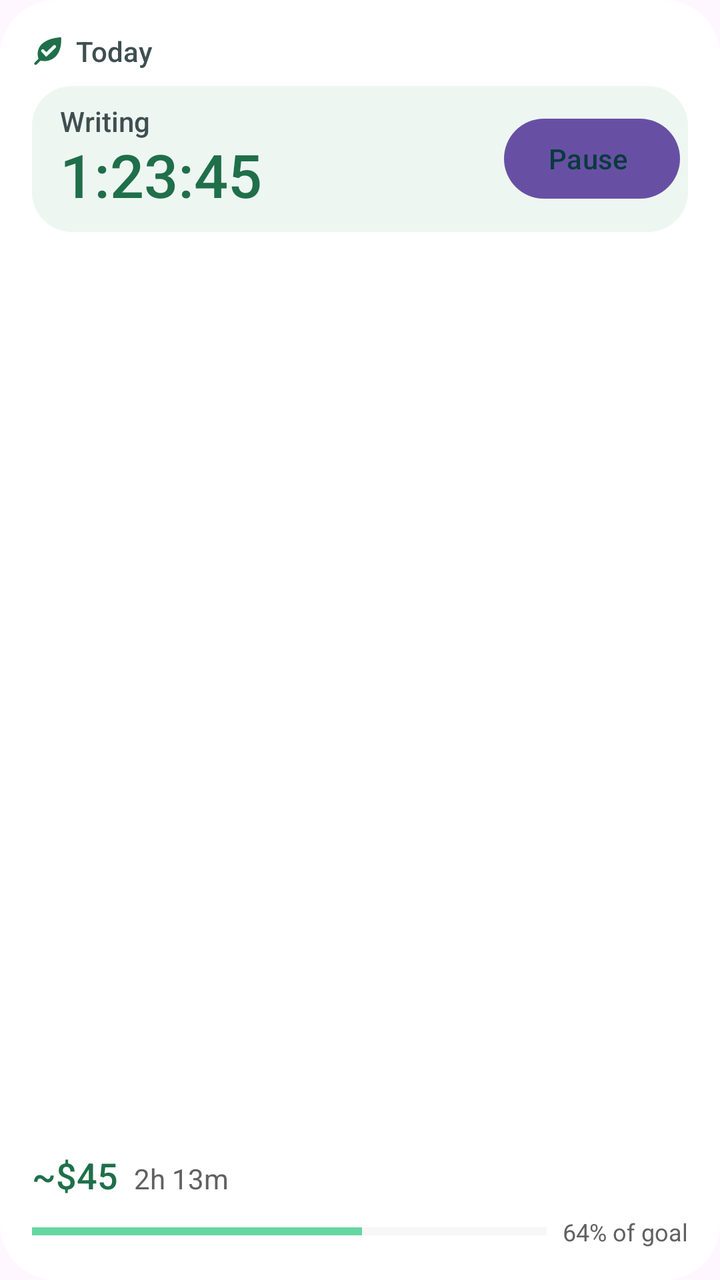
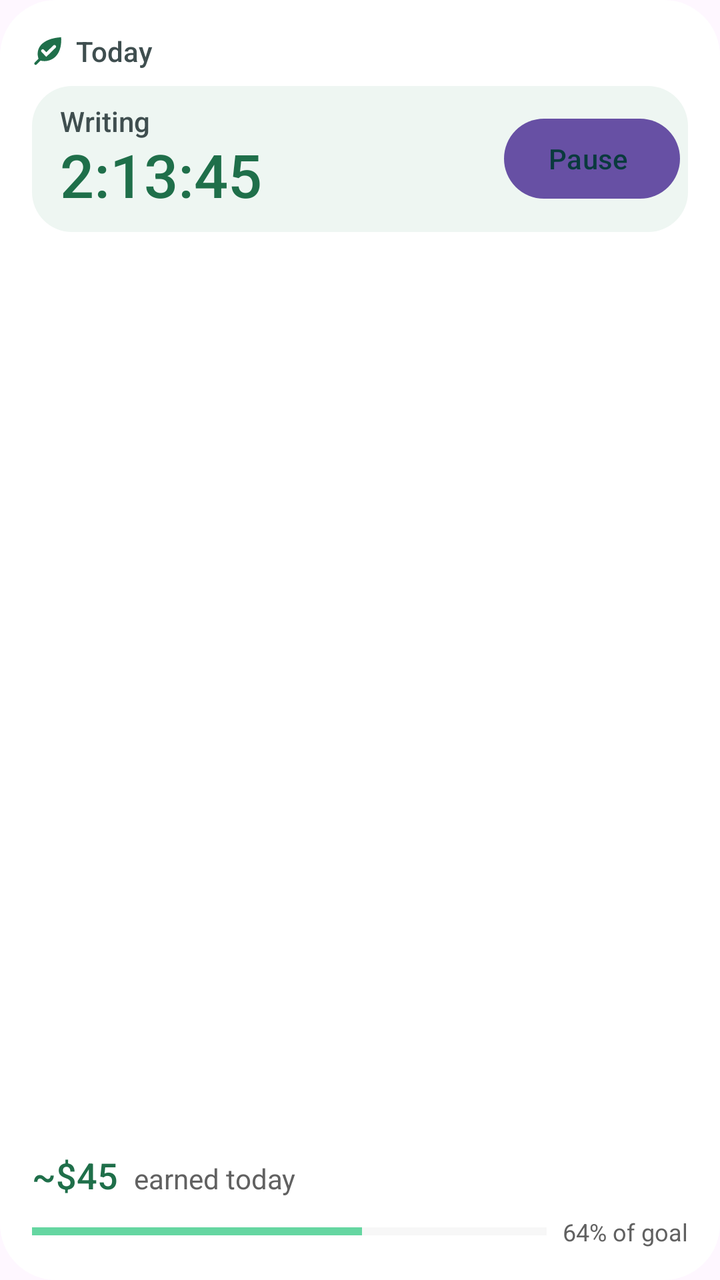

Two renders of the same Android screen: before a commit and after it. Below are the layout's source before the change and the commit's diff.
<!-- AndroidManifest.xml: application theme Theme.taskmint -->
<!-- res/layout/widget_today_preview.xml -->
<?xml version="1.0" encoding="utf-8"?>
<LinearLayout xmlns:android="http://schemas.android.com/apk/res/android"
    android:layout_width="match_parent"
    android:layout_height="match_parent"
    android:background="@drawable/widget_background"
    android:orientation="vertical"
    android:padding="@dimen/widget_padding">

    <LinearLayout
        android:layout_width="match_parent"
        android:layout_height="wrap_content"
        android:gravity="center_vertical"
        android:orientation="horizontal">

        <ImageView
            android:layout_width="16dp"
            android:layout_height="16dp"
            android:src="@drawable/ic_stat_taskmint"
            android:tint="@color/widget_accent" />

        <TextView
            style="@style/TaskMintWidget.Title"
            android:layout_width="0dp"
            android:layout_height="wrap_content"
            android:layout_marginStart="6dp"
            android:layout_weight="1"
            android:text="@string/widget_today_label" />
    </LinearLayout>

    <LinearLayout
        android:layout_width="match_parent"
        android:layout_height="wrap_content"
        android:layout_marginTop="8dp"
        android:background="@drawable/widget_inner"
        android:gravity="center_vertical"
        android:orientation="horizontal"
        android:paddingStart="14dp"
        android:paddingTop="8dp"
        android:paddingEnd="4dp"
        android:paddingBottom="8dp">

        <LinearLayout
            android:layout_width="0dp"
            android:layout_height="wrap_content"
            android:layout_weight="1"
            android:orientation="vertical">

            <TextView
                style="@style/TaskMintWidget.Title"
                android:layout_width="wrap_content"
                android:layout_height="wrap_content"
                android:text="Writing" />

            <TextView
                style="@style/TaskMintWidget.Clock"
                android:layout_width="wrap_content"
                android:layout_height="38dp"
                android:gravity="center_vertical"
                android:text="1:23:45" />
        </LinearLayout>

        <Button
            style="@style/TaskMintWidget.Button"
            android:layout_width="wrap_content"
            android:layout_marginStart="8dp"
            android:drawableStart="@drawable/ic_widget_pause"
            android:text="@string/widget_pause" />
    </LinearLayout>

    <FrameLayout
        android:layout_width="match_parent"
        android:layout_height="0dp"
        android:layout_weight="1"
        android:minHeight="10dp" />

    <LinearLayout
        android:layout_width="match_parent"
        android:layout_height="wrap_content"
        android:baselineAligned="true"
        android:orientation="horizontal">

        <TextView
            style="@style/TaskMintWidget.Figure"
            android:layout_width="wrap_content"
            android:layout_height="wrap_content"
            android:text="~$45" />

        <TextView
            style="@style/TaskMintWidget.Secondary"
            android:layout_width="wrap_content"
            android:layout_height="wrap_content"
            android:layout_marginStart="8dp"
            android:text="2h 13m" />
    </LinearLayout>

    <LinearLayout
        android:layout_width="match_parent"
        android:layout_height="wrap_content"
        android:layout_marginTop="8dp"
        android:gravity="center_vertical"
        android:orientation="horizontal">

        <ProgressBar
            style="@style/TaskMintWidget.Goal"
            android:layout_width="0dp"
            android:layout_height="6dp"
            android:layout_weight="1"
            android:progress="64" />

        <TextView
            style="@style/TaskMintWidget.Caption"
            android:layout_width="wrap_content"
            android:layout_height="wrap_content"
            android:layout_marginStart="8dp"
            android:text="64% of goal" />
    </LinearLayout>
</LinearLayout>
<!-- resources referenced by this layout -->
<resources>
  <color name="widget_accent">#FF1F6F4A</color>
  <dimen name="widget_padding">16dp</dimen>
  <!-- drawable ic_widget_pause (drawable) -->
  <?xml version="1.0" encoding="utf-8"?>
  <vector xmlns:android="http://schemas.android.com/apk/res/android"
      android:width="20dp"
      android:height="20dp"
      android:viewportWidth="24"
      android:viewportHeight="24">
      <path
          android:fillColor="@color/widget_button_text"
          android:pathData="M6,19h4V5H6v14zM14,5v14h4V5h-4z" />
  </vector>
  <!-- drawable widget_background (drawable) -->
  <?xml version="1.0" encoding="utf-8"?>
  <shape xmlns:android="http://schemas.android.com/apk/res/android" android:shape="rectangle">
      <solid android:color="@color/widget_background" />
      <corners android:radius="@dimen/widget_radius" />
  </shape>
  <!-- drawable widget_inner (drawable) -->
  <?xml version="1.0" encoding="utf-8"?>
  <shape xmlns:android="http://schemas.android.com/apk/res/android" android:shape="rectangle">
      <solid android:color="@color/widget_surface" />
      <corners android:radius="@dimen/widget_inner_radius" />
  </shape>
  <string name="widget_pause">Pause</string>
  <string name="widget_today_label">Today</string>
  <style name="TaskMintWidget.Caption">
          <item name="android:textColor">@color/widget_text_secondary</item>
          <item name="android:textSize">12sp</item>
          <item name="android:singleLine">true</item>
          <item name="android:ellipsize">end</item>
          <item name="android:fontFeatureSettings">tnum</item>
      </style>
  <style name="TaskMintWidget.Clock" parent="TaskMintWidget.Hero">
          <item name="android:textSize">30sp</item>
      </style>
  <style name="TaskMintWidget.Figure">
          <item name="android:textColor">@color/widget_accent</item>
          <item name="android:textSize">18sp</item>
          <item name="android:fontFamily">sans-serif-medium</item>
          <item name="android:fontFeatureSettings">tnum</item>
          <item name="android:singleLine">true</item>
      </style>
  <style name="TaskMintWidget.Secondary">
          <item name="android:textColor">@color/widget_text_secondary</item>
          <item name="android:textSize">14sp</item>
          <item name="android:singleLine">true</item>
          <item name="android:ellipsize">end</item>
      </style>
  <style name="TaskMintWidget.Title">
          <item name="android:textColor">@color/widget_text</item>
          <item name="android:textSize">14sp</item>
          <item name="android:fontFamily">sans-serif-medium</item>
          <item name="android:singleLine">true</item>
          <item name="android:ellipsize">end</item>
      </style>
  <style name="Theme.taskmint" parent="Theme.Material3.DayNight.NoActionBar">
          
      </style>
  <color name="widget_button_text">#FF0A3A3E</color>
  <color name="widget_background">#FFFFFFFF</color>
  <dimen name="widget_radius">20dp</dimen>
  <color name="widget_surface">#FFEEF6F2</color>
  <dimen name="widget_inner_radius">12dp</dimen>
  <color name="widget_text_secondary">#FF616161</color>
  <style name="TaskMintWidget.Hero">
          <item name="android:textColor">@color/widget_accent</item>
          <item name="android:textSize">34sp</item>
          <item name="android:fontFamily">sans-serif-medium</item>
          <item name="android:fontFeatureSettings">tnum</item>
          <item name="android:singleLine">true</item>
          <item name="android:includeFontPadding">false</item>
      </style>
  <color name="widget_track">#FFE0E0E0</color>
  <color name="widget_button">#FF65D6A1</color>
  <color name="widget_text">#FF3F4E4F</color>
  <color name="widget_button_ripple">#330A3A3E</color>
  <!-- unchanged entries left out for length: 4 -->
</resources>

<!-- the commit's change to res/layout/widget_today_preview.xml (unified diff, before → after) -->
@@ -56,7 +56,7 @@
                 android:layout_width="wrap_content"
                 android:layout_height="38dp"
                 android:gravity="center_vertical"
-                android:text="1:23:45" />
+                android:text="2:13:45" />
         </LinearLayout>
 
         <Button
@@ -90,7 +90,7 @@
             android:layout_width="wrap_content"
             android:layout_height="wrap_content"
             android:layout_marginStart="8dp"
-            android:text="2h 13m" />
+            android:text="@string/widget_earned_today" />
     </LinearLayout>
 
     <LinearLayout
<!-- resource entries referenced after the edit -->
@@ -25,6 +25,7 @@
       <solid android:color="@color/widget_surface" />
       <corners android:radius="@dimen/widget_inner_radius" />
   </shape>
+  <string name="widget_earned_today">earned today</string>
   <string name="widget_pause">Pause</string>
   <string name="widget_today_label">Today</string>
   <style name="TaskMintWidget.Caption">
